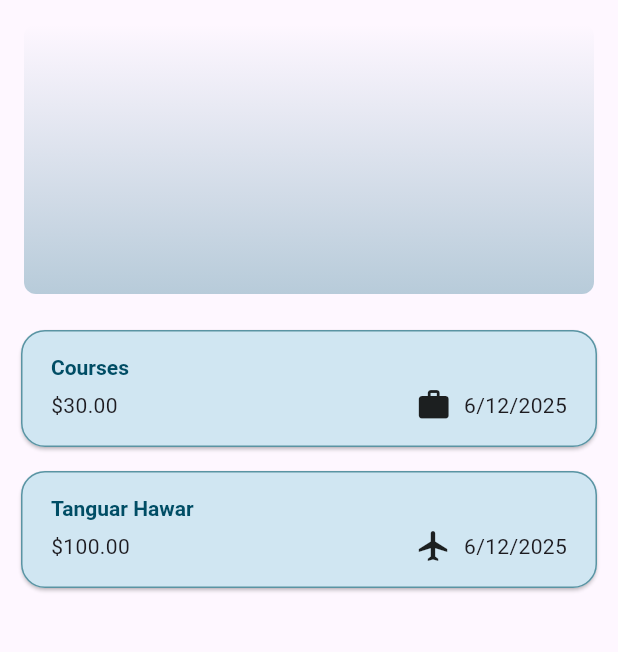
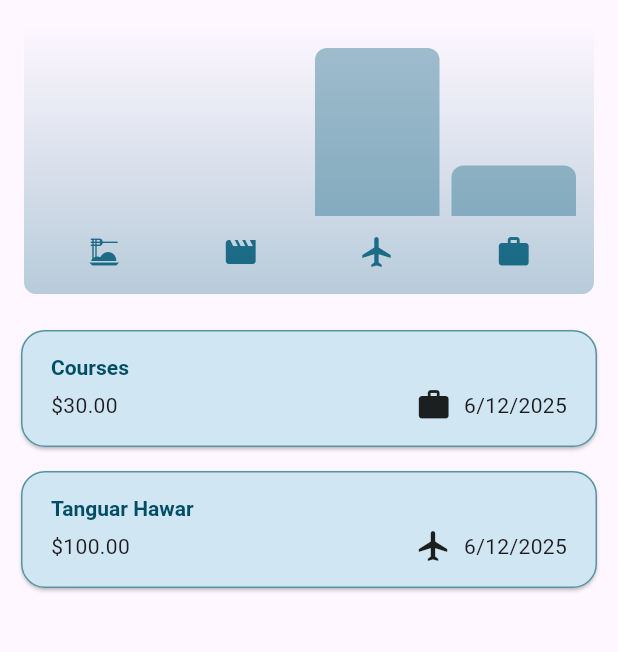
Before and after one commit to shoumik334/Expense_Tracker_App, a Flutter app: the screen it shows after launch, on a phone screen of 412 x 824 dp, the part 84-736 px from its top. Run offline on Flutter 3.47's test engine with Material 3 defaults, Android fonts, the phone set to English and light mode, and no system bars; our stand-ins replace google_fonts.

Commit message:
finis upadating chart widget add expnese bar,

```diff
--- a/lib/widgets/chart/chart.dart
+++ b/lib/widgets/chart/chart.dart
@@ -16,6 +16,7 @@ class Chart extends StatelessWidget {
     ];
   }
 
+  // This getter calculates the maximum total expense across all buckets
   double get maxTotalExpense {
     double maxTotalExpense = 0;
 
@@ -45,8 +46,68 @@ class Chart extends StatelessWidget {
             Theme.of(context).colorScheme.primary.withAlpha(0),
           ],
           begin: Alignment.bottomCenter,
-          end:Alignment.topCenter,
+          end: Alignment.topCenter,
         ),
+      ),
+      child: Column(
+        children: [
+          // Expanded widget allows the child to take available space.
+          Expanded(
+            child: Row(
+              crossAxisAlignment: CrossAxisAlignment.end,
+              children: [
+                // Creating ChartBar widgets dynamically for each bucket
+                for (final bucket in buckets)
+                  ChartBar(
+                    fill:
+                        bucket.totalExpenses == 0
+                            ? 0
+                            : bucket.totalExpenses / maxTotalExpense,
+                  ),
+              ],
+            ),
+          ),
+
+          const SizedBox(height: 12),
+
+          // Row for displaying icons representing categories
+          Row(
+            children: [
+              for (final bucket in buckets)
+                Expanded(
+                  child: Padding(
+                    padding: const EdgeInsets.symmetric(horizontal: 4),
+                    child: Icon(
+                      categoryIcons[bucket.category],
+
+                      color:
+                          isDarkMode
+                              ? Theme.of(context).colorScheme.secondary
+                              : Theme.of(
+                                context,
+                              ).colorScheme.primary.withAlpha(500),
+                    ),
+                  ),
+                ),
+            ],
+            //Using Map
+            // children: buckets
+            //     .map(
+            //       (bucket) => Expanded(
+            //         child: Padding(
+            //           padding: const EdgeInsets.symmetric(horizontal: 4),
+            //           child: Icon(
+            //             categoryIcons[bucket.category],
+            //             color: isDarkMode
+            //                 ? Theme.of(context).colorScheme.secondary
+            //                 : Theme.of(context).colorScheme.primary.withOpacity(0.7),
+            //           ),
+            //         ),
+            //       ),
+            //     )
+            //     .toList(),
+          ),
+        ],
       ),
     );
   }
```
